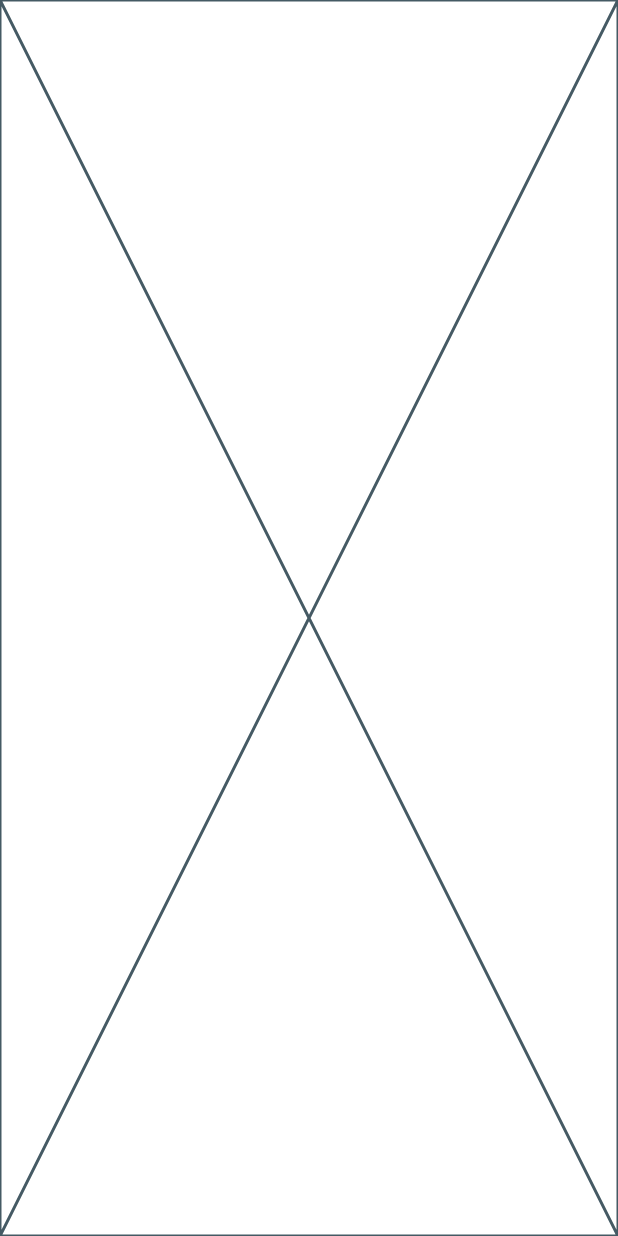
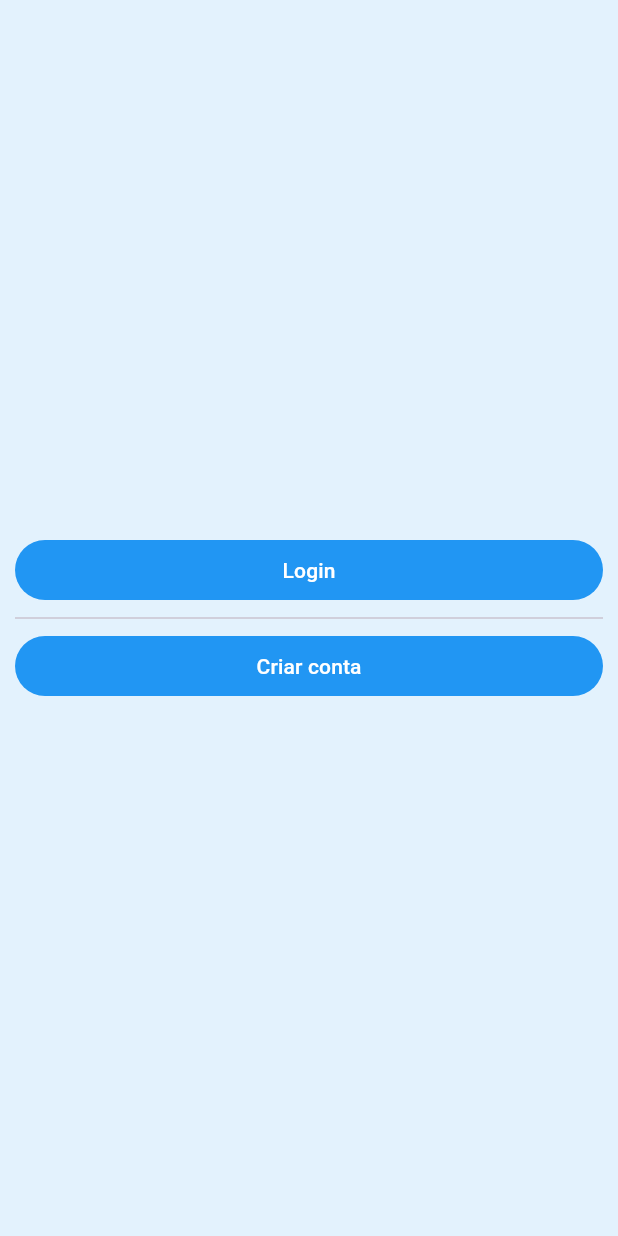
Before and after one commit to LucasGFBatista/senai-prova-mobile, a Flutter app: the screen it shows after launch, on a phone screen of 412 x 824 dp. Run offline on Flutter 3.47's test engine with Material 3 defaults, Android fonts, the phone set to English and light mode, and no system bars.

Commit message:
feat: Cria rotas para login e criar conta

```diff
--- a/prova_senai/lib/pages/onboard.page.dart
+++ b/prova_senai/lib/pages/onboard.page.dart
@@ -1,4 +1,6 @@
 import 'package:flutter/material.dart';
+import 'package:prova_senai/pages/login.page.dart';
+import 'package:prova_senai/pages/singup.page.dart';
 
 class WelcomePage extends StatefulWidget {
   const WelcomePage({super.key});
@@ -10,6 +12,49 @@ class WelcomePage extends StatefulWidget {
 class _WelcomePageState extends State<WelcomePage> {
   @override
   Widget build(BuildContext context) {
-    return const Placeholder();
+    return Scaffold(
+      backgroundColor: Colors.blue[50],
+      body: Padding(
+        padding: EdgeInsets.all(10),
+        child: Center(
+          child: Column(
+            crossAxisAlignment: CrossAxisAlignment.stretch,
+            mainAxisAlignment: MainAxisAlignment.center,
+            children: <Widget>[
+              TextButton(
+                style: TextButton.styleFrom(
+                  backgroundColor: Colors.blue,
+                ),
+                onPressed: () {
+                  Navigator.push(
+                      context,
+                      MaterialPageRoute(
+                        builder: (context) => LoginPage(),
+                      ));
+                },
+                child: Text(
+                  "Login",
+                  style: TextStyle(color: Colors.white),
+                ),
+              ),
+              Divider(),
+              TextButton(
+                style: TextButton.styleFrom(
+                  backgroundColor: Colors.blue,
+                ),
+                onPressed: () {
+                  Navigator.push(context,
+                      MaterialPageRoute(builder: (context) => SingupPage()));
+                },
+                child: Text(
+                  "Criar conta",
+                  style: TextStyle(color: Colors.white),
+                ),
+              ),
+            ],
+          ),
+        ),
+      ),
+    );
   }
 }
```
